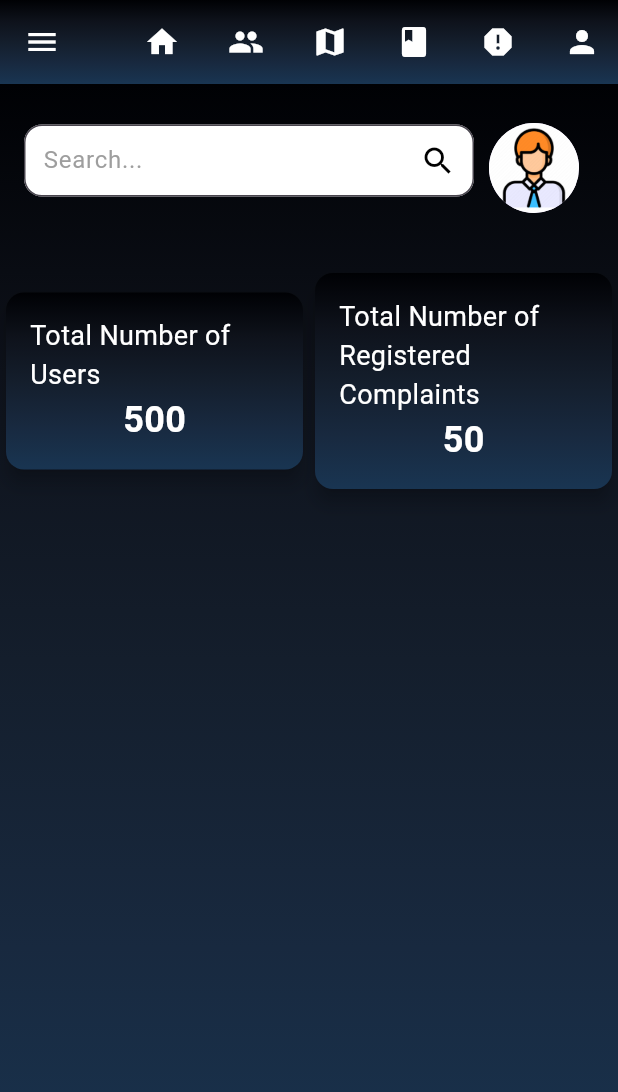
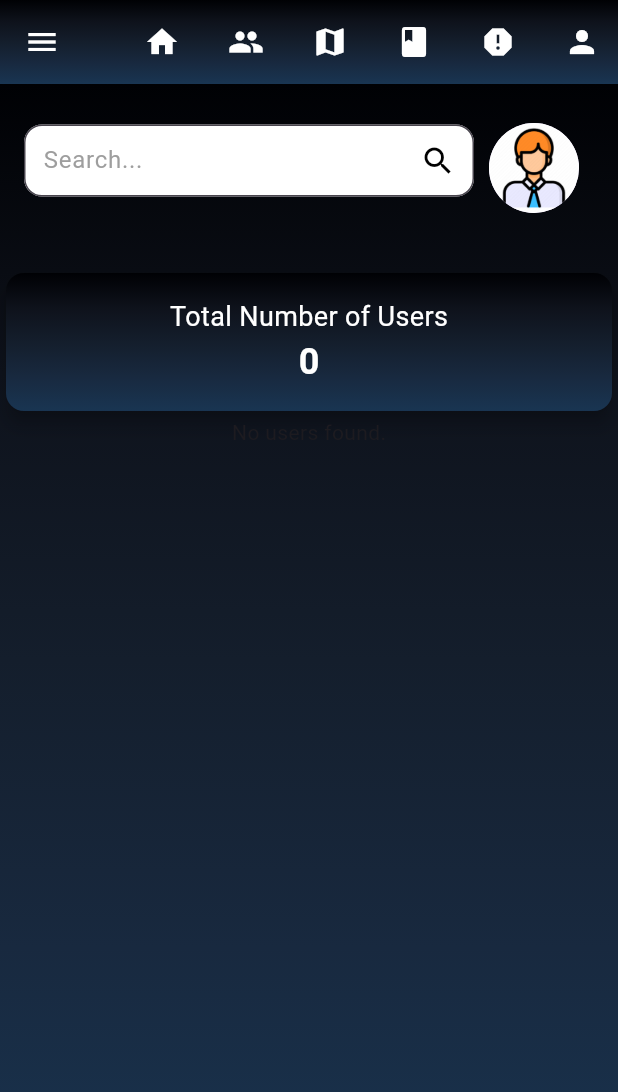
Before and after one commit to adan-s/FYP-Watchful-Eyes, a Flutter app: the AdminDashboard screen opened directly, on a phone screen of 412 x 824 dp. Shown: the top 1092 px of the screen. Run offline on Flutter 3.47's test engine with Material 3 defaults, Android fonts, the phone set to English and light mode, and no system bars; our stand-ins replace cloud_firestore, file_picker, firebase_auth, firebase_core, firebase_database, firebase_storage and 4 more; accounts and stored records are empty.

Commit message:
User Data on Admin Dashboard

```diff
--- a/lib/authentication/controllers/login_controller.dart
+++ b/lib/authentication/controllers/login_controller.dart
@@ -1,6 +1,7 @@
 import 'package:firebase_auth/firebase_auth.dart';
 import 'package:flutter/material.dart';
 import 'package:flutter/foundation.dart' show kIsWeb;
+import 'package:fyp/screens/admindashboard.dart';
 import 'package:fyp/screens/user-panel.dart';
 import 'package:get/get.dart';
 
@@ -22,6 +23,7 @@ class LoginController extends GetxController {
       if (kIsWeb && email.text.trim() == 'admin123@gmail.com' && password.text.trim() == 'admin123') {
         // Admin login successful on the web
         onLoginSuccess(); // Call the callback
+        Get.offAll(() => AdminDashboard());
         Get.snackbar(
           'Login Successful',
           'Welcome, Admin!',
--- a/lib/screens/admindashboard.dart
+++ b/lib/screens/admindashboard.dart
@@ -1,11 +1,5 @@
 import 'package:flutter/material.dart';
-import 'package:fyp/screens/safety-directory.dart';
-import 'package:fyp/screens/user-panel.dart';
-import 'package:fyp/screens/user-profile.dart';
-
-import 'community-forum.dart';
-import 'crime-registeration-form.dart';
-import 'map.dart';
+import 'package:cloud_firestore/cloud_firestore.dart';
 
 class AdminDashboard extends StatelessWidget {
   @override
@@ -77,49 +71,30 @@ class AdminDashboard extends StatelessWidget {
           ),
         ),
         actions: [
-          // Add your navigation bar items here
           _buildNavBarItem("Home", Icons.home, () {
-            Navigator.push(
-              context,
-              MaterialPageRoute(builder: (context) => const UserPanel()),
-            );
+            // ... (Navigate to Home page)
           }),
-          SizedBox(width: 8), // Add spacing
+          SizedBox(width: 8),
           _buildNavBarItem("Community Forum", Icons.group, () {
-            Navigator.push(
-              context,
-              MaterialPageRoute(builder: (context) => const CommunityForumPage()),
-            );
+            // ... (Navigate to Community Forum page)
           }),
-          SizedBox(width: 8), // Add spacing
+          SizedBox(width: 8),
           _buildNavBarItem("Map", Icons.map, () {
-            Navigator.push(
-              context,
-              MaterialPageRoute(builder: (context) => const MapPage()),
-            );
+            // ... (Navigate to Map page)
           }),
-          SizedBox(width: 8), // Add spacing
+          SizedBox(width: 8),
           _buildNavBarItem("Safety Directory", Icons.book, () {
-            Navigator.push(
-              context,
-              MaterialPageRoute(builder: (context) => const SafetyDirectory()),
-            );
+            // ... (Navigate to Safety Directory page)
           }),
-          SizedBox(width: 8), // Add spacing
+          SizedBox(width: 8),
           _buildNavBarItem("Crime Registration", Icons.report, () {
-            Navigator.push(
-              context,
-              MaterialPageRoute(builder: (context) => const CrimeRegistrationForm()),
-            );
+            // ... (Navigate to Crime Registration page)
           }),
-          SizedBox(width: 8), // Add spacing
+          SizedBox(width: 8),
           _buildIconButton(
             icon: Icons.person,
             onPressed: () {
-              Navigator.push(
-                context,
-                MaterialPageRoute(builder: (context) => const UserProfilePage()),
-              );
+              // ... (Navigate to User Profile page)
             },
           ),
         ],
@@ -206,6 +181,7 @@ class AdminDashboard extends StatelessWidget {
                   ),
                 ),
                 onTap: () {
+                  // ... (Handle User Management action)
                   Navigator.pop(context);
                 },
               ),
@@ -218,6 +194,7 @@ class AdminDashboard extends StatelessWidget {
                   ),
                 ),
                 onTap: () {
+                  // ... (Handle Analytics and Reports action)
                   Navigator.pop(context);
                 },
               ),
@@ -233,6 +210,7 @@ class AdminDashboard extends StatelessWidget {
                   ),
                 ),
                 onTap: () {
+                  // ... (Handle Post Approval action)
                   Navigator.pop(context);
                 },
               ),
@@ -245,6 +223,7 @@ class AdminDashboard extends StatelessWidget {
                   ),
                 ),
                 onTap: () {
+                  // ... (Handle Registered Complaints action)
                   Navigator.pop(context);
                 },
               ),
@@ -260,6 +239,7 @@ class AdminDashboard extends StatelessWidget {
                   ),
                 ),
                 onTap: () {
+                  // ... (Handle Logout action)
                   Navigator.pop(context);
                 },
               ),
@@ -337,7 +317,7 @@ class AdminDashboard extends StatelessWidget {
                 Expanded(
                   child: Card(
                     elevation: 5.0,
-                    color: Colors.transparent, // Use transparent color for gradient effect
+                    color: Colors.transparent,
                     shape: RoundedRectangleBorder(
                       borderRadius: BorderRadius.circular(12.0),
                     ),
@@ -366,72 +346,98 @@ class AdminDashboard extends StatelessWidget {
                               fontSize: 18,
                             ),
                           ),
-                          Text(
-                            '500',
+                          // Fetch and display the total number of users
+                          StreamBuilder<QuerySnapshot>(
+                            stream: FirebaseFirestore.instance.collection('Users').snapshots(),
+                            builder: (context, snapshot) {
+                              if (snapshot.connectionState == ConnectionState.waiting) {
+                                return CircularProgressIndicator();
+                              }
+
+                              if (snapshot.hasError) {
+                                return Text('Error: ${snapshot.error}');
+                              }
+
+                              if (!snapshot.hasData || snapshot.data!.docs.isEmpty) {
+                                return Text('0',
+                                    style: TextStyle(
+                                      color: Colors.white,
+                                      fontSize: 24,
+                                      fontWeight: FontWeight.bold,
+                                    ));
+                              }
+
+                              int totalUsers = snapshot.data!.docs.length;
+                              return Text(
+                                '$totalUsers',
                                 style: TextStyle(
                                   color: Colors.white,
                                   fontSize: 24,
                                   fontWeight: FontWeight.bold,
                                 ),
+                              );
+                            },
                           ),
                         ],
                       ),
                     ),
                   ),
                 ),
-                // Total Number of Registered Complaints Card
+                // ... (existing code)
+              ],
+            ),
+            // Fetch and Display User Data
             Expanded(
-                  child: Card(
-                    elevation: 5.0,
-                    color: Colors.transparent, // Use transparent color for gradient effect
-                    shape: RoundedRectangleBorder(
-                      borderRadius: BorderRadius.circular(12.0),
+              child: StreamBuilder<QuerySnapshot>(
+                stream: FirebaseFirestore.instance.collection('Users').snapshots(),
+                builder: (context, snapshot) {
+                  if (snapshot.connectionState == ConnectionState.waiting) {
+                    return CircularProgressIndicator();
+                  }
+
+                  if (snapshot.hasError) {
+                    return Text('Error: ${snapshot.error}');
+                  }
+
+                  if (!snapshot.hasData || snapshot.data!.docs.isEmpty) {
+                    return Text('No users found.');
+                  }
+
+                  List<DocumentSnapshot> users = snapshot.data!.docs;
+                  return ListView.builder(
+                    itemCount: users.length,
+                    itemBuilder: (context, index) {
+                      var user = users[index].data() as Map<String, dynamic>;
+                      return ListTile(
+                        title: Text(
+                          'Name: ${user['FirstName']} ${user['LastName']}',
+                          style: TextStyle(color: Colors.white),
                         ),
-                    child: Container(
-                      decoration: BoxDecoration(
-                        gradient: LinearGradient(
-                          colors: [
-                            Color(0xFF000104),
-                            Color(0xFF0E121B),
-                            Color(0xFF141E2C),
-                            Color(0xFF18293F),
-                            Color(0xFF193552),
-                          ],
-                          begin: Alignment.topCenter,
-                          end: Alignment.bottomCenter,
-                        ),
-                        borderRadius: BorderRadius.circular(12.0),
-                      ),
-                      padding: const EdgeInsets.all(16.0),
-                      child: Column(
+                        subtitle: Column(
+                          crossAxisAlignment: CrossAxisAlignment.start,
                           children: [
                             Text(
-                            'Total Number of Registered Complaints',
-                            style: TextStyle(
-                              color: Colors.white,
-                              fontSize: 18,
-                            ),
+                              'Email: ${user['Email']}',
+                              style: TextStyle(color: Colors.white),
                             ),
                             Text(
-                            '50',
-                            style: TextStyle(
-                              color: Colors.white,
-                              fontSize: 24,
-                              fontWeight: FontWeight.bold,
-                            ),
+                              'Contact No: ${user['ContactNo']}',
+                              style: TextStyle(color: Colors.white),
                             ),
                           ],
                         ),
+                      );
+                    },
+                  );
+                },
               ),
-                  ),
-                ),
-              ],
             ),
           ],
         ),
       ),
     );
   }
+
   Widget _buildNavBarItem(String title, IconData icon, VoidCallback onPressed) {
     return IconButton(
       icon: Icon(icon, color: Colors.white),
@@ -439,6 +445,7 @@ class AdminDashboard extends StatelessWidget {
       tooltip: title,
     );
   }
+
   Widget _buildIconButton({
     required IconData icon,
     required VoidCallback onPressed,
```
Lines whose indentation alone changed are shown as unchanged.
